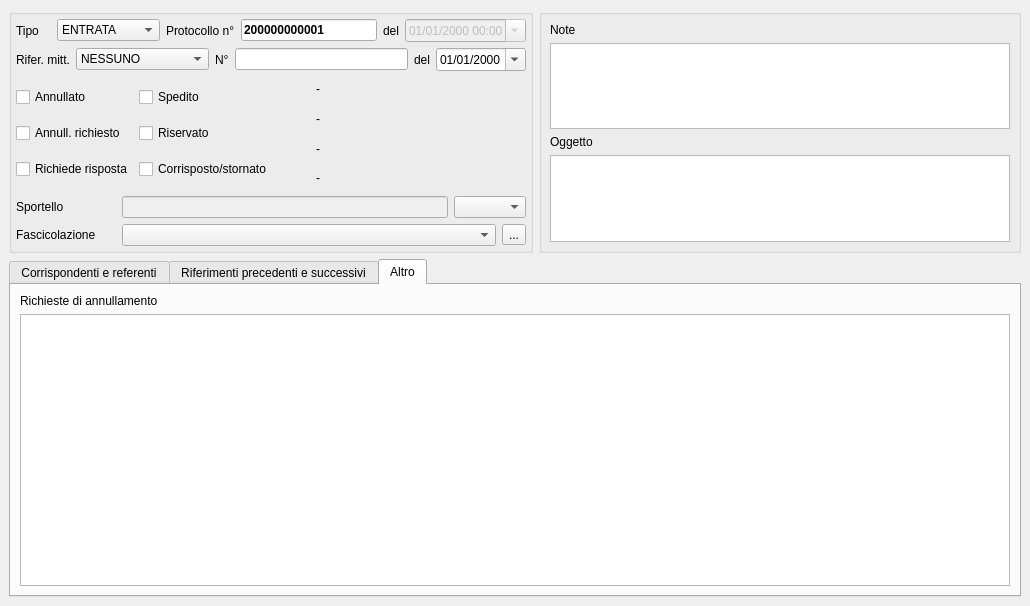
This is src/com/axiastudio/suite/protocollo/forms/protocollo.ui in tizianolattisi/suitegda as Qt 5 draws it before an edit. The edited form follows.
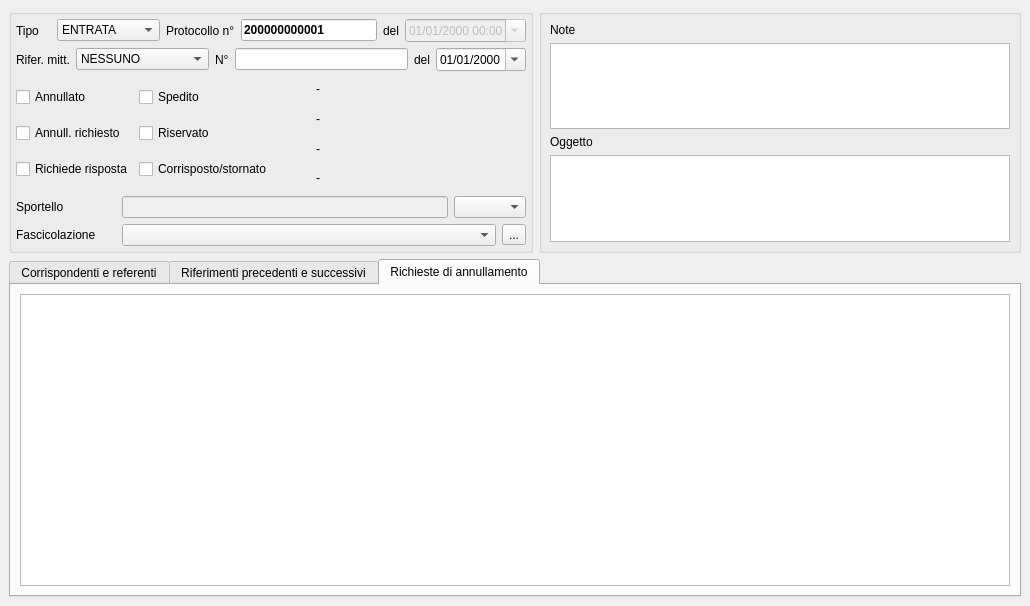
This is the edited form. Custom widgets are drawn as their Qt base class.

Commit message: Protocollo: valorizzazione chiSpedizione, dataSpedizione; valori inseriti anche se campi in DB sono stringa vuota; modifica nome di un tab ui protocollo

```diff
--- a/src/com/axiastudio/suite/protocollo/forms/protocollo.ui
+++ b/src/com/axiastudio/suite/protocollo/forms/protocollo.ui
@@ -969,19 +969,9 @@
       </widget>
       <widget class="QWidget" name="tab_5">
        <attribute name="title">
-        <string>Altro</string>
+        <string>Richieste di annullamento</string>
        </attribute>
        <layout class="QVBoxLayout" name="verticalLayout_6">
-        <item>
-         <widget class="QLabel" name="label_5">
-          <property name="text">
-           <string>Richieste di annullamento</string>
-          </property>
-          <property name="buddy">
-           <cstring>tableView_annullamenti</cstring>
-          </property>
-         </widget>
-        </item>
         <item>
          <widget class="com.axiastudio.pypapi.ui.widgets.PyPaPiTableView" name="tableView_annullamenti">
           <property name="entity" stdset="0">
```
The commit also changes 2 other files.
